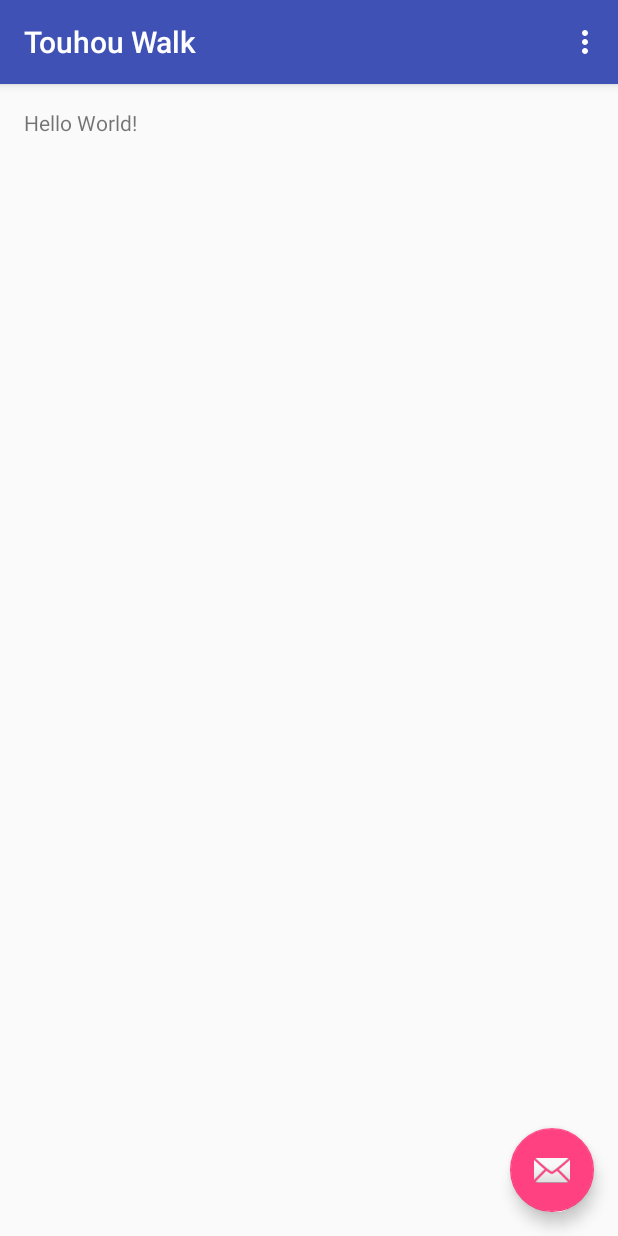
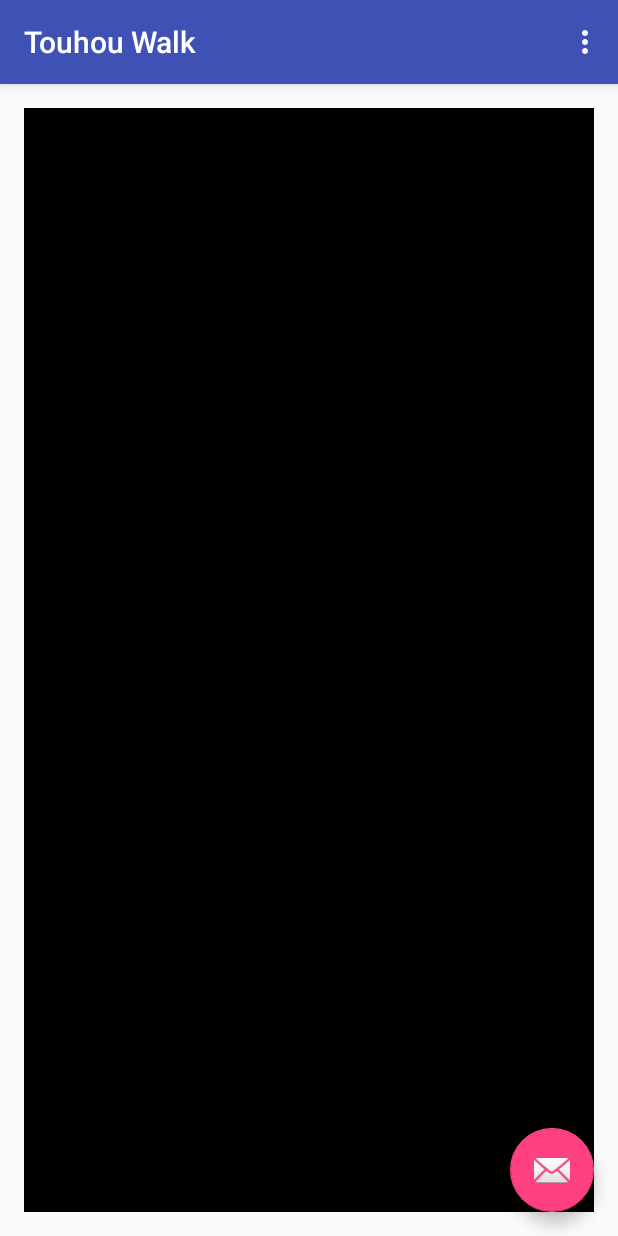
Before and after one commit to Birch-san/touhou-walk, an Android app: the screen it shows after launch (MainActivity), on a phone screen of 412 x 824 dp. Run offline under Robolectric (Android 15) with nearby library versions, the light colour scheme and no system bars.

Commit message:
try to use content_main.xml to dictate dimensions

```diff
--- a/app/src/main/java/birchlabs/co/uk/touhouwalk/views/WalkerView.java
+++ b/app/src/main/java/birchlabs/co/uk/touhouwalk/views/WalkerView.java
@@ -3,6 +3,7 @@ package birchlabs.co.uk.touhouwalk.views;
 import android.content.Context;
 import android.graphics.Canvas;
 import android.graphics.Paint;
+import android.util.AttributeSet;
 import android.util.DisplayMetrics;
 import android.view.View;
 import android.view.WindowManager;
@@ -12,12 +13,21 @@ import android.view.WindowManager;
  */
 
 public class WalkerView extends View {
-    private final Paint systemPaint;
-    private final DisplayMetrics metrics;
-    private final WindowManager wm;
+    private Paint systemPaint;
+    private DisplayMetrics metrics;
+    private WindowManager wm;
+
+    public WalkerView(Context c, AttributeSet attributeSet) {
+        super(c, attributeSet);
+        init(c);
+    }
 
     public WalkerView(Context c) {
         super(c);
+        init(c);
+    }
+
+    private void init(Context c) {
 
         systemPaint = new Paint();
 
@@ -26,7 +36,9 @@ public class WalkerView extends View {
         wm = (WindowManager) c.getSystemService(Context.WINDOW_SERVICE);
 
         updateDisplay();
+
     }
+
 
     private void updateDisplay() {
         requestLayout();
--- a/app/src/main/res/layout/content_main.xml
+++ b/app/src/main/res/layout/content_main.xml
@@ -18,6 +18,13 @@
         android:layout_height="wrap_content"
         android:text="Hello World!" />
 
+    <birchlabs.co.uk.touhouwalk.views.WalkerView
+        android:layout_width="fill_parent"
+        android:layout_height="fill_parent"
+        android:fitsSystemWindows="true"
+        android:clipToPadding="false"
+        />
+
     <!--<LinearLayout-->
         <!--android:id="@+id/overlay"-->
         <!--android:layout_width="wrap_content"-->
--- a/app/src/main/res/values-v21/styles.xml
+++ b/app/src/main/res/values-v21/styles.xml
@@ -9,5 +9,9 @@
 
     <style name="Walker">
         <item name="android:windowIsTranslucent">true</item>
+        <item name="android:fitsSystemWindows">true</item>
+        <item name="android:clipToPadding">false</item>
+        <item name="android:layout_width">fill_parent</item>
+        <item name="android:layout_height">fill_parent</item>
     </style>
 </resources>
```
Also changed, not shown: app/src/main/java/birchlabs/co/uk/touhouwalk/services/Walker.java (+11 -10 lines).
